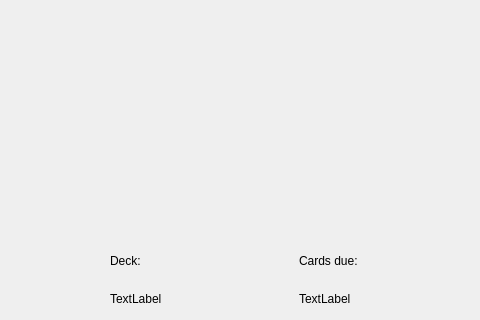
hsetlik/Codex_oldDt5, file deckwidget.ui: the form before one commit; both pictures show x 0 to 480 and y 0 to 320 of the 800 by 600 pixel window.
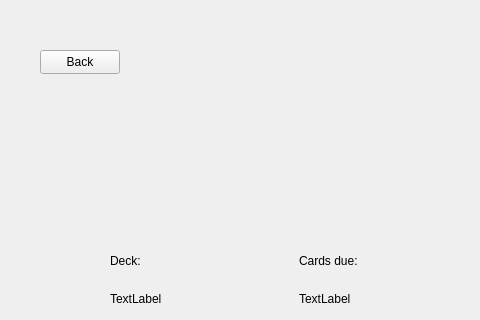
The form after the commit.

The edit to the form file:
```diff
--- a/deckwidget.ui
+++ b/deckwidget.ui
@@ -67,6 +67,19 @@
     </item>
    </layout>
   </widget>
+  <widget class="QPushButton" name="backButton">
+   <property name="geometry">
+    <rect>
+     <x>40</x>
+     <y>50</y>
+     <width>80</width>
+     <height>24</height>
+    </rect>
+   </property>
+   <property name="text">
+    <string>Back</string>
+   </property>
+  </widget>
  </widget>
  <resources/>
  <connections/>
```
Left out of the diff: 20 changed lines with no effect on the pictures.
